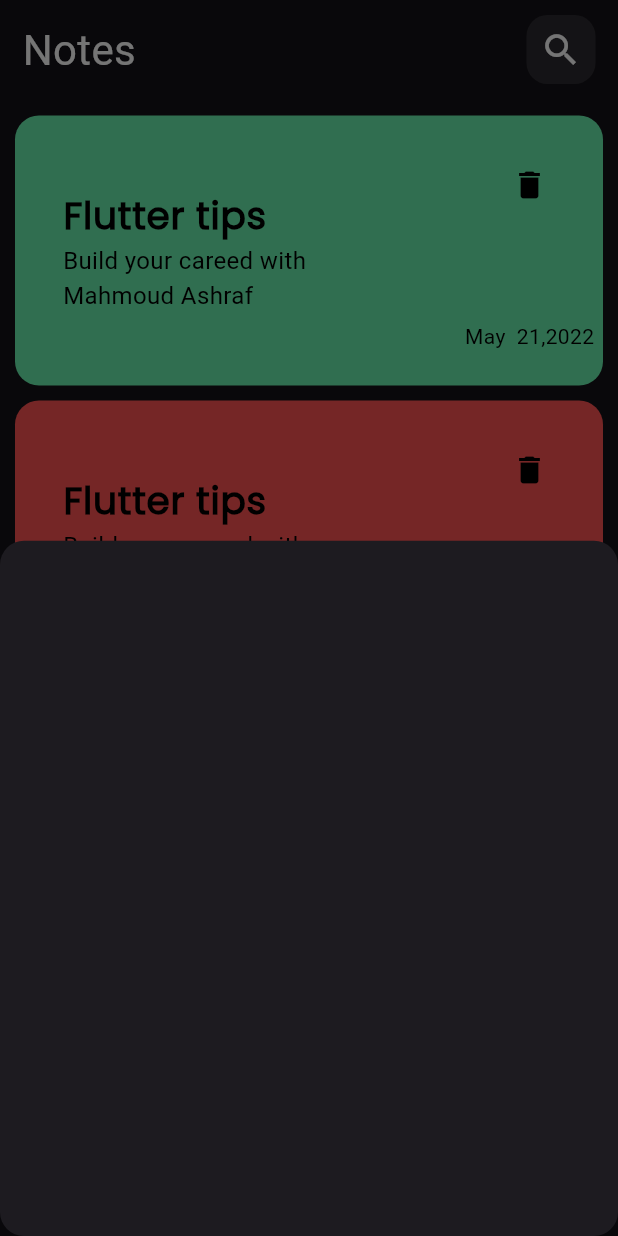
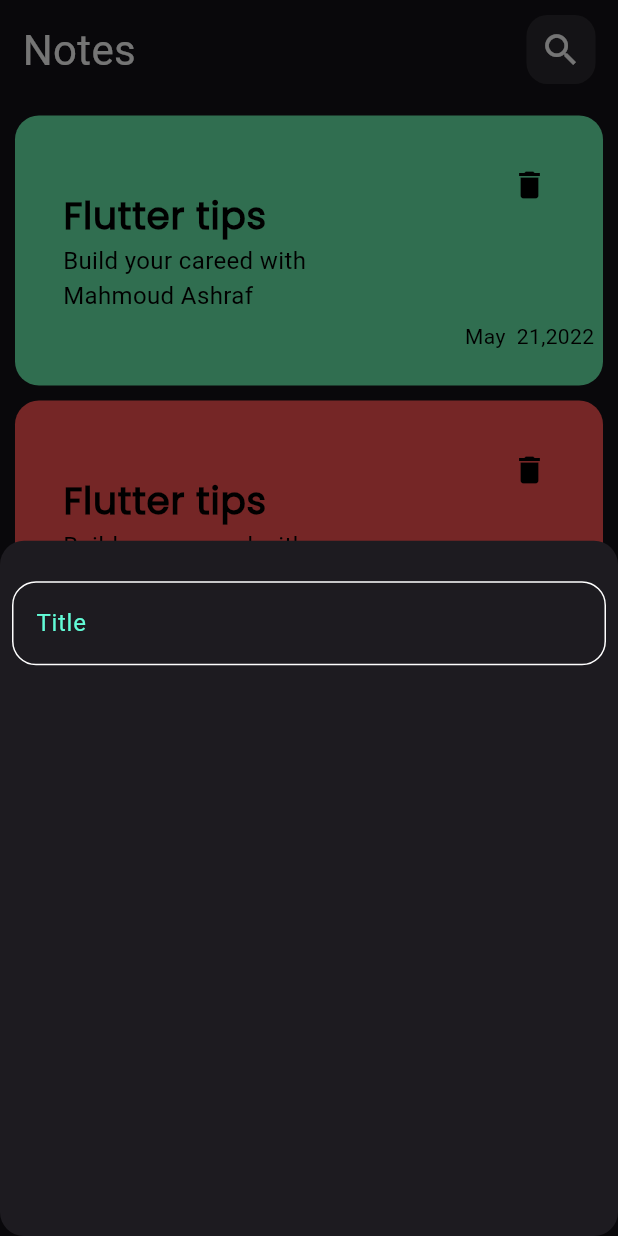
Before and after one commit to Mahmou-d6356567377/Mahmou-d6356567377, a Flutter app: the screen it shows after launch, after a tap on the "add" icon, on a phone screen of 412 x 824 dp. Run offline on Flutter 3.47's test engine with Material 3 defaults, Android fonts, the phone set to English and light mode, and no system bars.

Commit message:
created custom text field

```diff
--- /dev/null
+++ b/lib/Constants/Constants.dart
@@ -0,0 +1,3 @@
+import 'package:flutter/animation.dart';
+
+const KPrimaryColor =  Color(0xff62FCD7);
--- a/lib/Widgets/AddNoteBottomSheet.dart
+++ b/lib/Widgets/AddNoteBottomSheet.dart
@@ -1,4 +1,5 @@
 import 'package:flutter/material.dart';
+import 'package:noteapp/Widgets/CustomTextField.dart';
 
 
 
@@ -7,6 +8,11 @@ class AddNoteBottomSheet extends StatelessWidget {
 
   @override
   Widget build(BuildContext context) {
-    return Container();
+    return Column(
+      children: [
+       const  SizedBox(height: 15,),
+        CustomTextField(),
+      ],
+    );
   }
 }
--- /dev/null
+++ b/lib/Widgets/CustomTextField.dart
@@ -0,0 +1,35 @@
+import 'package:flutter/material.dart';
+import 'package:noteapp/Constants/Constants.dart';
+
+class CustomTextField extends StatelessWidget {
+  const CustomTextField({super.key});
+
+  @override
+  Widget build(BuildContext context) {
+    return Padding(
+      padding: const EdgeInsets.symmetric(horizontal: 8,vertical: 12,),
+      child: TextField(
+
+        cursorColor: KPrimaryColor,
+        decoration: InputDecoration(
+        hintText: 'Title',
+        hintStyle: TextStyle(
+          color: KPrimaryColor,
+        ),
+          border: BuildBorder(),
+          enabledBorder: BuildBorder(),
+          focusedBorder: BuildBorder(KPrimaryColor),
+        ),
+      ),
+    );
+  }
+
+  OutlineInputBorder BuildBorder([color]) {
+    return OutlineInputBorder(
+          borderRadius: BorderRadius.circular(16),
+          borderSide:  BorderSide(
+            color: color?? Colors.white,
+          ),
+        );
+  }
+}
```
